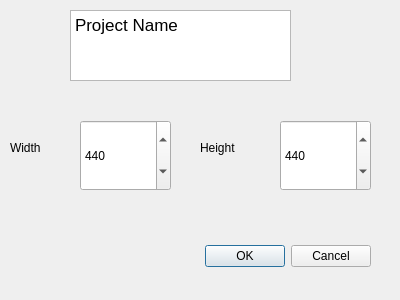
Old version of the form startdialog.ui in the repository markusbuck/sprite-editor.
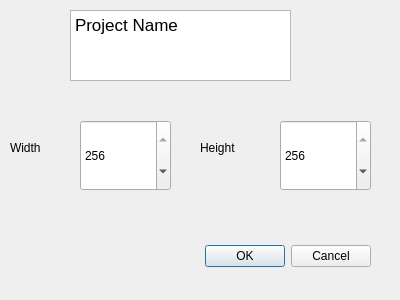
New version of the form.

The edit to the form file:
```diff
--- a/startdialog.ui
+++ b/startdialog.ui
@@ -39,16 +39,16 @@
     </rect>
    </property>
    <property name="minimum">
-    <number>16</number>
+    <number>2</number>
    </property>
    <property name="maximum">
-    <number>512</number>
+    <number>256</number>
    </property>
    <property name="singleStep">
     <number>4</number>
    </property>
    <property name="value">
-    <number>440</number>
+    <number>256</number>
    </property>
   </widget>
   <widget class="QSpinBox" name="height">
@@ -61,16 +61,16 @@
     </rect>
    </property>
    <property name="minimum">
-    <number>16</number>
+    <number>2</number>
    </property>
    <property name="maximum">
-    <number>512</number>
+    <number>256</number>
    </property>
    <property name="singleStep">
     <number>4</number>
    </property>
    <property name="value">
-    <number>440</number>
+    <number>256</number>
    </property>
   </widget>
   <widget class="QTextEdit" name="projectName">
```
Left out of the diff: 4 changed lines with no effect on the pictures.
